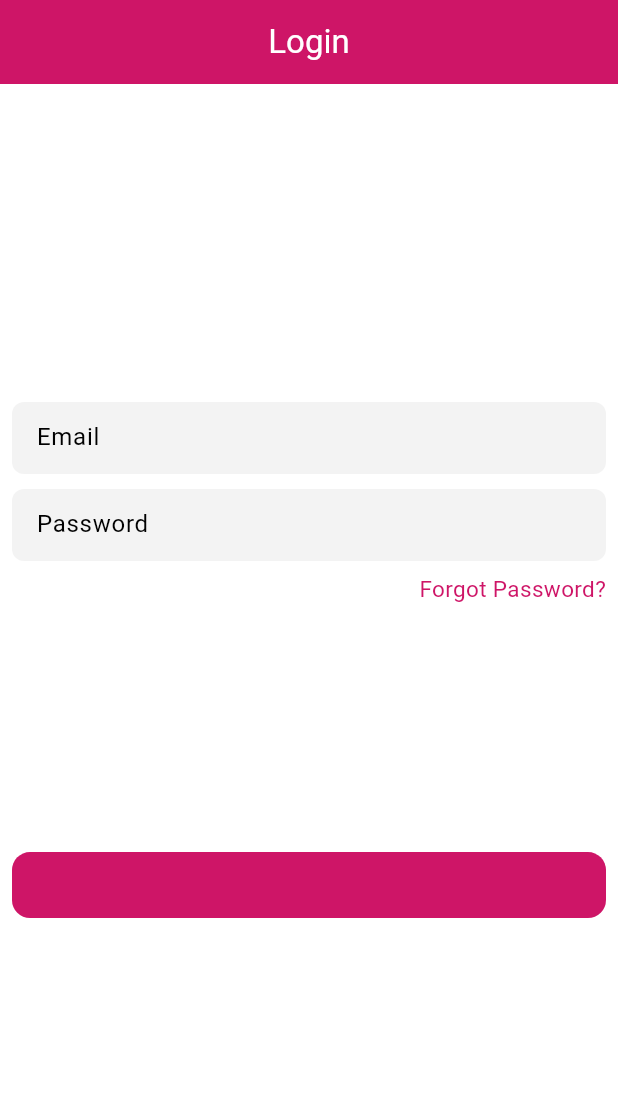
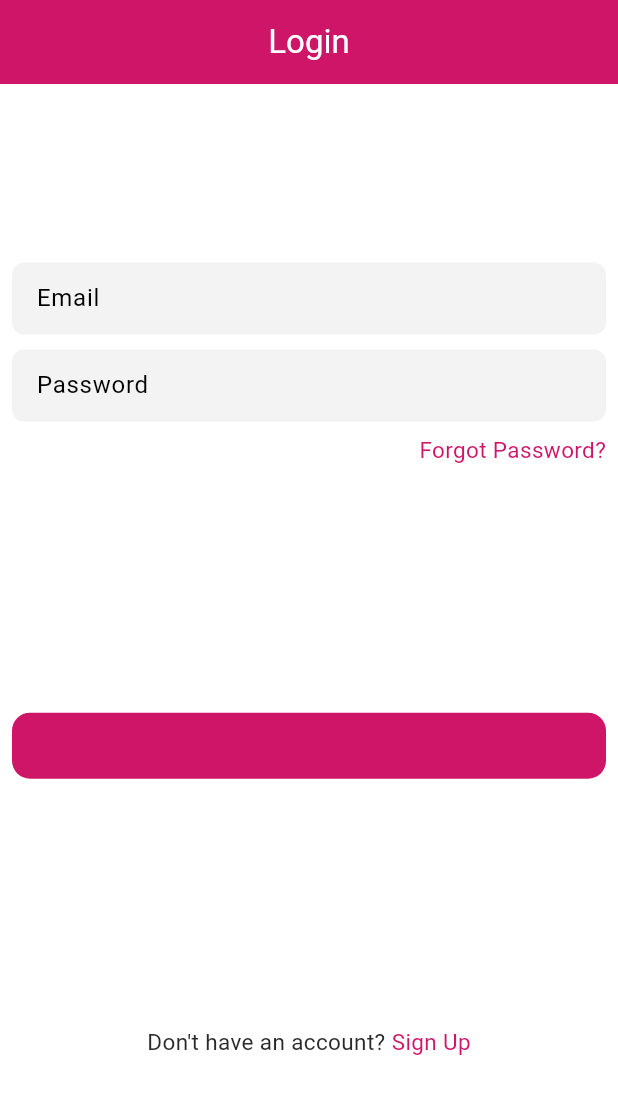
Before and after one commit to mehrozh07/flutter-API-mvvm-using-provider, a Flutter app: the screen it shows after launch, on a phone screen of 412 x 824 dp. Shown: the top 1094 px of the screen. Run offline on Flutter 3.47's test engine with Material 2 defaults, Android fonts, the phone set to English and light mode, and no system bars; our stand-ins replace another_flushbar, shared_preferences.

```diff
--- a/lib/Data/Response/api_response.dart
+++ b/lib/Data/Response/api_response.dart
@@ -9,9 +9,9 @@ class ApiResponse<T>{
 
   ApiResponse.loading(): status = Status.LOADING;
 
-  ApiResponse.completed(): status = Status.COMPLETED;
+  ApiResponse.completed(this.data): status = Status.COMPLETED;
 
-  ApiResponse.error(): status = Status.ERROR;
+  ApiResponse.error(this.message): status = Status.ERROR;
 
   @override
   String toString(){
--- a/lib/Models/NotesModel.dart
+++ b/lib/Models/NotesModel.dart
@@ -24,5 +24,4 @@ class NotesModel {
     map['body'] = body;
     return map;
   }
-
 }
--- /dev/null
+++ b/lib/Models/UserModel.dart
@@ -0,0 +1,23 @@
+/// token : "QpwL5tke4Pnpja7X4"
+
+class UserModel {
+  UserModel({String? token,}){
+    _token = token;
+}
+
+  UserModel.fromJson(dynamic json) {
+    _token = json['token'];
+  }
+  String? _token;
+UserModel copyWith({  String? token,
+}) => UserModel(  token: token ?? _token,
+);
+  String? get token => _token;
+
+  Map<String, dynamic> toJson() {
+    final map = <String, dynamic>{};
+    map['token'] = _token;
+    return map;
+  }
+
+}
--- a/lib/Repositries/auth_repositries.dart
+++ b/lib/Repositries/auth_repositries.dart
@@ -3,11 +3,11 @@ import 'package:laravel_api_provider/Resources/api_end_point.dart';
 import 'package:laravel_api_provider/Utils/utils.dart';
 import '../Data/Network/network_api_service.dart';
 
-class AuthRepositry{
+class AuthRepository{
 
   BaseApiResponseService baseApiResponseService = NetworkApiResponse();
 
-  Future<void> loginApi(context, dynamic data) async{
+  Future<dynamic> loginApi(context, dynamic data) async{
     try{
       var loginApi = baseApiResponseService.getPostApiResponse(ApiEndPoint.loginUrl, data);
       return loginApi;
--- a/lib/Resources/api_end_point.dart
+++ b/lib/Resources/api_end_point.dart
@@ -5,6 +5,7 @@ class ApiEndPoint{
   static var registerUrl = "$baseUrl/api/register";
 
   static var noteBaseApi = "https://api.nstack.in/v1/todos";
+
   static var getNotesApi = "https://api.nstack.in/v1/todos?page=1&limit=10";
 
 }
--- a/lib/Utils/Routes/route_names.dart
+++ b/lib/Utils/Routes/route_names.dart
@@ -1,4 +1,6 @@
 class RoutesNames{
+  static const String splashScreen = "Splash-Screen";
+
   static const String otpScreen = "Otp-Screen";
   static const String loginScreen = "Login-Screen";
   static const String mainScreen = "Main-Screen";
--- a/lib/Utils/Routes/routes.dart
+++ b/lib/Utils/Routes/routes.dart
@@ -3,10 +3,14 @@ import 'package:flutter/material.dart';
 import 'package:laravel_api_provider/Utils/Routes/route_names.dart';
 import 'package:laravel_api_provider/View/home_screen.dart';
 import 'package:laravel_api_provider/View/login_view.dart';
+import 'package:laravel_api_provider/View/signup_view.dart';
+import 'package:laravel_api_provider/View/splash_screen.dart';
 
 class Routes{
   static Route? onGenerateRoutes(RouteSettings settings){
     switch(settings.name){
+      case RoutesNames.splashScreen:
+        return CupertinoPageRoute(builder: (_)=> const SplashScreen());
       case RoutesNames.loginScreen:
       Map arguments = (settings.arguments??{'title': "Login"}) as Map;
         return CupertinoPageRoute(builder: (_)=> LoginView(
@@ -17,8 +21,11 @@ class Routes{
         return CupertinoPageRoute(builder: (_)=> HomeScreen(
           title: arguments['title'],
         ));
-      // case RoutesNames.orderList:
-      //   return CupertinoPageRoute(builder: (_)=> const OrderList());
+      case RoutesNames.registerScreen:
+        Map arguments = (settings.arguments??{'title': "Sign Up"}) as Map;
+        return CupertinoPageRoute(builder: (_)=> SignUpView(
+          title: arguments['title'],
+        ));
       // case RoutesNames.orderDetails:
       //   return CupertinoPageRoute(builder: (_)=> const OrderDetails());
       // case RoutesNames.mainScreen:
--- a/lib/Utils/utils.dart
+++ b/lib/Utils/utils.dart
@@ -77,6 +77,11 @@ class Utils{
     color: Color(0xffCE1567),
     fontWeight: FontWeight.bold,
   );
+  static TextStyle bigStyle = const TextStyle(
+    fontSize: 42,
+    color: Color(0xffCE1567),
+    fontWeight: FontWeight.bold,
+  );
   static TextStyle boldTextStyle = const TextStyle(
     fontSize: 26,
     color: Color(0xff38106A),
--- a/lib/View/login_view.dart
+++ b/lib/View/login_view.dart
@@ -1,8 +1,7 @@
-import 'package:flutter/cupertino.dart';
 import 'package:flutter/foundation.dart';
 import 'package:flutter/material.dart';
-import 'package:flutter/services.dart';
 import 'package:laravel_api_provider/Resources/Components/rounded_button.dart';
+import 'package:laravel_api_provider/Utils/Routes/route_names.dart';
 import 'package:laravel_api_provider/Utils/utils.dart';
 import 'package:laravel_api_provider/View-Models/auth_view_model.dart';
 import 'package:provider/provider.dart';
@@ -126,6 +125,23 @@ class _LoginViewState extends State<LoginView> {
                    }
                   },
               ),
+                SizedBox(
+                  height: height * 0.2,
+                ),
+                Wrap(
+                  children: [
+                     Text("Don't have an account?", style: Utils.simpleTitleStyle),
+                    SizedBox(
+                      width: width * 0.01,
+                    ),
+                    InkWell(
+                      onTap: (){
+                        Navigator.pushNamed(context, RoutesNames.registerScreen);
+                      },
+                        child: Text("Sign Up",style: Utils.coloredTextStyle),
+                    ),
+                  ],
+                ),
               ],
             ),
           ),
--- a/lib/main.dart
+++ b/lib/main.dart
@@ -2,6 +2,7 @@ import 'package:flutter/material.dart';
 import 'package:flutter/services.dart';
 import 'package:laravel_api_provider/Utils/Routes/routes.dart';
 import 'package:laravel_api_provider/View-Models/auth_view_model.dart';
+import 'package:laravel_api_provider/View-Models/user_view_model.dart';
 import 'package:provider/provider.dart';
 import 'Utils/Routes/route_names.dart';
 import 'Utils/utils.dart';
@@ -22,6 +23,7 @@ Map<int, Color> color = {
 void main() {
   runApp(MultiProvider(providers: [
     ChangeNotifierProvider(create: (_)=> AuthViewModel()),
+    ChangeNotifierProvider(create: (_)=> UserViewModel()),
   ],
   child: const MyApp()));
   SystemChrome.setSystemUIOverlayStyle(
@@ -52,7 +54,7 @@ class MyApp extends StatelessWidget {
         colorScheme: ColorScheme.fromSwatch(
             primarySwatch: MaterialColor(0xffCE1567, color)).copyWith(background: Colors.white),
       ),
-      initialRoute: RoutesNames.loginScreen,
+      initialRoute: RoutesNames.splashScreen,
       onGenerateRoute: Routes.onGenerateRoutes,
     );
   }
```
Also changed, not shown: lib/Data/Network/network_api_service.dart (+4 -4 lines), lib/Data/Services/splash_service.dart (added, +27 -0 lines), lib/View-Models/auth_view_model.dart (+32 -5 lines), lib/View-Models/user_view_model.dart (added, +24 -0 lines), lib/View/home_screen.dart (+12 -0 lines), lib/View/signup_view.dart (added, +122 -0 lines), lib/View/splash_screen.dart (added, +33 -0 lines).
